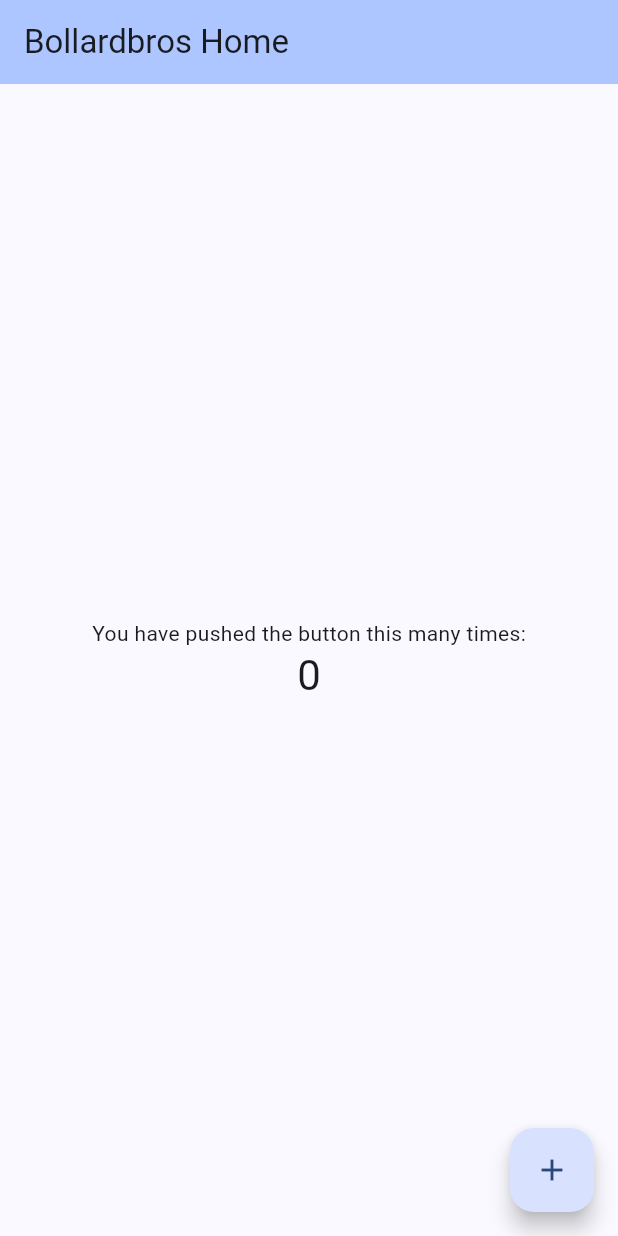
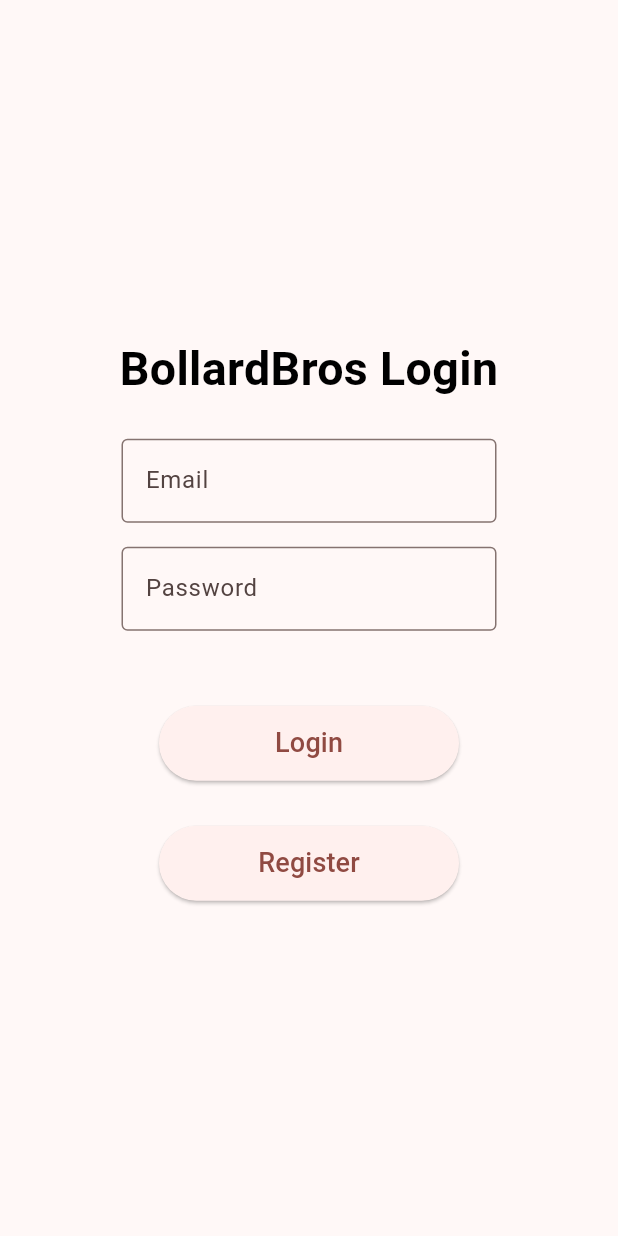
Before and after one commit to Quantomato/iot_project_mobile_app, a Flutter app: the screen it shows after launch, on a phone screen of 412 x 824 dp. Run offline on Flutter 3.47's test engine with Material 3 defaults, Android fonts, the phone set to English and light mode, and no system bars; our stand-ins replace firebase_auth; accounts and stored records are empty.

Commit message:
Added Login Page Widgets

```diff
--- a/lib/main.dart
+++ b/lib/main.dart
@@ -1,4 +1,5 @@
 import 'package:flutter/material.dart';
+import 'package:firebase_auth/firebase_auth.dart';
 
 void main() {
   runApp(const MyApp());
@@ -11,112 +12,136 @@ class MyApp extends StatelessWidget {
   @override
   Widget build(BuildContext context) {
     return MaterialApp(
-      title: 'BollardBros App',
+      title: 'BollardBros',
       theme: ThemeData(
-        // This is the theme of your application.
-        //
-        // TRY THIS: Try running your application with "flutter run". You'll see
-        // the application has a purple toolbar. Then, without quitting the app,
-        // try changing the seedColor in the colorScheme below to Colors.green
-        // and then invoke "hot reload" (save your changes or press the "hot
-        // reload" button in a Flutter-supported IDE, or press "r" if you used
-        // the command line to start the app).
-        //
-        // Notice that the counter didn't reset back to zero; the application
-        // state is not lost during the reload. To reset the state, use hot
-        // restart instead.
-        //
-        // This works for code too, not just values: Most code changes can be
-        // tested with just a hot reload.
-        colorScheme: ColorScheme.fromSeed(seedColor: Colors.blueAccent),
+        colorScheme: ColorScheme.fromSeed(seedColor: Colors.red),
       ),
-      home: const MyHomePage(title: 'Bollardbros Home'),
+      home: const LoginPage(title: 'BollardBros Login Page'),
     );
   }
 }
 
-class MyHomePage extends StatefulWidget {
-  const MyHomePage({super.key, required this.title});
-
-  // This widget is the home page of your application. It is stateful, meaning
-  // that it has a State object (defined below) that contains fields that affect
-  // how it looks.
-
-  // This class is the configuration for the state. It holds the values (in this
-  // case the title) provided by the parent (in this case the App widget) and
-  // used by the build method of the State. Fields in a Widget subclass are
-  // always marked "final".
+//Create LoginPage------------------------------------------------------------------------------------------------------------
+class LoginPage extends StatefulWidget {
+  const LoginPage({super.key, required this.title});
 
   final String title;
 
   @override
-  State<MyHomePage> createState() => _MyHomePageState();
+  State<LoginPage> createState() => _LoginPageState();
 }
 
-class _MyHomePageState extends State<MyHomePage> {
-  int _counter = 0;
+class _LoginPageState extends State<LoginPage> {
+  final TextEditingController _textControllerEmail = TextEditingController();
+  final TextEditingController _textControllerPassword = TextEditingController();
 
-  void _incrementCounter() {
-    setState(() {
-      // This call to setState tells the Flutter framework that something has
-      // changed in this State, which causes it to rerun the build method below
-      // so that the display can reflect the updated values. If we changed
-      // _counter without calling setState(), then the build method would not be
-      // called again, and so nothing would appear to happen.
-      _counter++;
-    });
+  @override
+  void dispose(){
+    _textControllerEmail.dispose();
+    super.dispose();
   }
 
   @override
   Widget build(BuildContext context) {
-    // This method is rerun every time setState is called, for instance as done
-    // by the _incrementCounter method above.
-    //
-    // The Flutter framework has been optimized to make rerunning build methods
-    // fast, so that you can just rebuild anything that needs updating rather
-    // than having to individually change instances of widgets.
     return Scaffold(
-      appBar: AppBar(
-        // TRY THIS: Try changing the color here to a specific color (to
-        // Colors.amber, perhaps?) and trigger a hot reload to see the AppBar
-        // change color while the other colors stay the same.
-        backgroundColor: Theme.of(context).colorScheme.inversePrimary,
-        // Here we take the value from the MyHomePage object that was created by
-        // the App.build method, and use it to set our appbar title.
-        title: Text(widget.title),
-      ),
       body: Center(
-        // Center is a layout widget. It takes a single child and positions it
-        // in the middle of the parent.
         child: Column(
-          // Column is also a layout widget. It takes a list of children and
-          // arranges them vertically. By default, it sizes itself to fit its
-          // children horizontally, and tries to be as tall as its parent.
-          //
-          // Column has various properties to control how it sizes itself and
-          // how it positions its children. Here we use mainAxisAlignment to
-          // center the children vertically; the main axis here is the vertical
-          // axis because Columns are vertical (the cross axis would be
-          // horizontal).
-          //
-          // TRY THIS: Invoke "debug painting" (choose the "Toggle Debug Paint"
-          // action in the IDE, or press "p" in the console), to see the
-          // wireframe for each widget.
           mainAxisAlignment: MainAxisAlignment.center,
           children: <Widget>[
-            const Text('You have pushed the button this many times:'),
-            Text(
-              '$_counter',
-              style: Theme.of(context).textTheme.headlineMedium,
+            //Bollardbros text
+            SizedBox(
+              width: 260,
+              child: Text(
+                "BollardBros Login",
+                textAlign: TextAlign.center,
+                style: TextStyle(
+                  color: Colors.black,
+                  fontSize: 31.0,
+                  fontWeight: FontWeight.bold,
+                ),
+              ),
+            ),
+            const SizedBox(height: 25),
+
+            // Email TextField
+            SizedBox(
+              width: 250,
+              child: TextField(
+                controller: _textControllerEmail,
+                decoration: const InputDecoration(
+                  labelText: 'Email',
+                  border: OutlineInputBorder(),
+                ),
+              ),
+            ),
+            const SizedBox(height: 16),
+
+            // Password TextField
+            SizedBox(
+              width: 250,
+              child: TextField(
+                controller: _textControllerPassword,
+                obscureText: true,
+                decoration: const InputDecoration(
+                  labelText: 'Password',
+                  border: OutlineInputBorder(),
+                ),
+              ),
+            ),
+            const SizedBox(height: 50),
+
+            // Login button
+            SizedBox(
+              width: 200,
+              height: 50,
+              child: ElevatedButton(
+                onPressed: () {
+                  String email = _textControllerEmail.text;
+                  String password = _textControllerPassword.text;
+                },
+                child: const Text(
+                  'Login',
+                  style: TextStyle(fontSize: 18),
+                ),
+              ),
+            ),
+            const SizedBox(height: 30),
+            //Register Button
+            SizedBox(
+              width: 200,
+              height: 50,
+              child: ElevatedButton(
+                onPressed: () {
+
+                },
+                child: const Text(
+                  'Register',
+                  style: TextStyle(fontSize: 18),
+                ),
+              ),
             ),
           ],
         ),
       ),
-      floatingActionButton: FloatingActionButton(
-        onPressed: _incrementCounter,
-        tooltip: 'Increment',
-        child: const Icon(Icons.add),
-      ), // This trailing comma makes auto-formatting nicer for build methods.
     );
   }
 }
+
+//Create RegisterPage--------------------------------------------------------------------------------------------------------
+class RegisterPage extends StatefulWidget {
+    const RegisterPage({super.key, required this.title});
+
+    final String title;
+
+    @override
+    State<RegisterPage> createState() => _RegisterPageState();
+}
+
+class _RegisterPageState extends State<RegisterPage>{
+    @override
+    Widget build(BuildContext context){
+      return Scaffold(
+
+      );
+    }
+}
```
